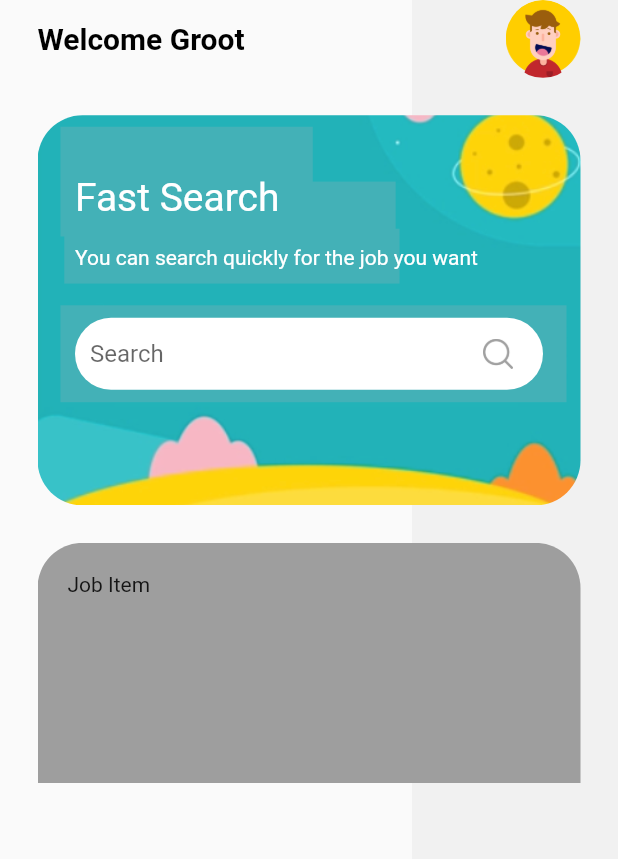
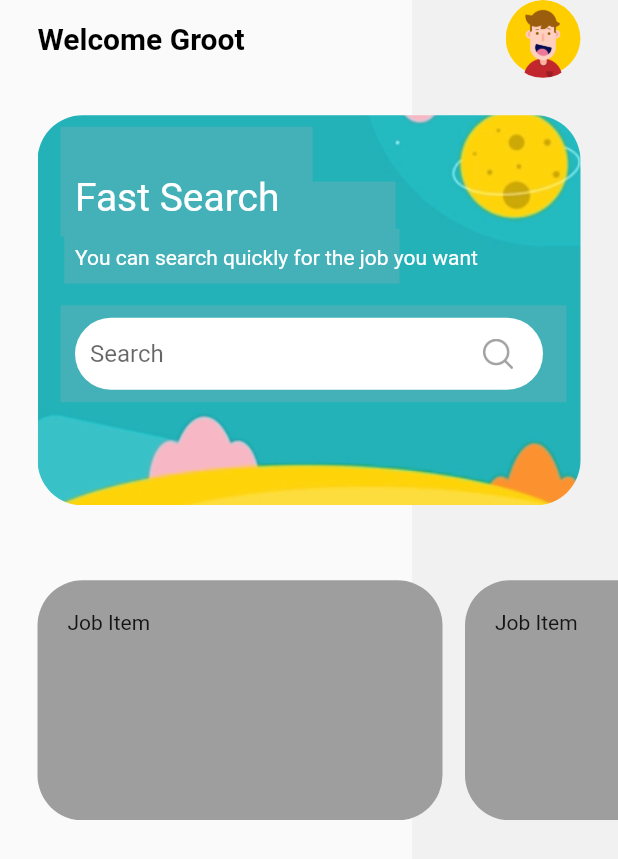
Before and after one commit to ShashankDhariya/ArtisticonApp, a Flutter app: the HomeArtist screen opened directly, on a phone screen of 412 x 824 dp. Shown: the top 859 px of the screen. Run offline on Flutter 3.47's test engine with Material 2 defaults, Android fonts, the light colour scheme and no system bars; our stand-ins replace flutter_svg, google_fonts, google_nav_bar, line_icons, lottie.

Commit message:
home page changes

```diff
--- a/lib/screens/widgets/job_item.dart
+++ b/lib/screens/widgets/job_item.dart
@@ -8,7 +8,7 @@ class JobItem extends StatelessWidget {
   @override
   Widget build(BuildContext context) {
     return Container(
-      height: 270,
+      width: 270,
       padding: EdgeInsets.all(20),
       decoration: BoxDecoration(
         borderRadius: BorderRadius.circular(30),
--- a/lib/screens/widgets/job_list.dart
+++ b/lib/screens/widgets/job_list.dart
@@ -8,15 +8,14 @@ class JobList extends StatelessWidget {
   @override
   Widget build(BuildContext context) {
     return Container(
-      margin: EdgeInsets.symmetric(horizontal: 25),
+      margin: EdgeInsets.symmetric(vertical: 25),
       height: 160,
       child: ListView.separated(
-          padding: EdgeInsets.symmetric(),
-          scrollDirection: Axis.vertical,
+          padding: EdgeInsets.symmetric(horizontal: 25),
+          scrollDirection: Axis.horizontal,
           itemBuilder: (context, index) => JobItem(jobList[index]),
           separatorBuilder: (_, index) => const SizedBox(
                 width: 15,
-                height: 15,
               ),
           itemCount: jobList.length),
     );
```
